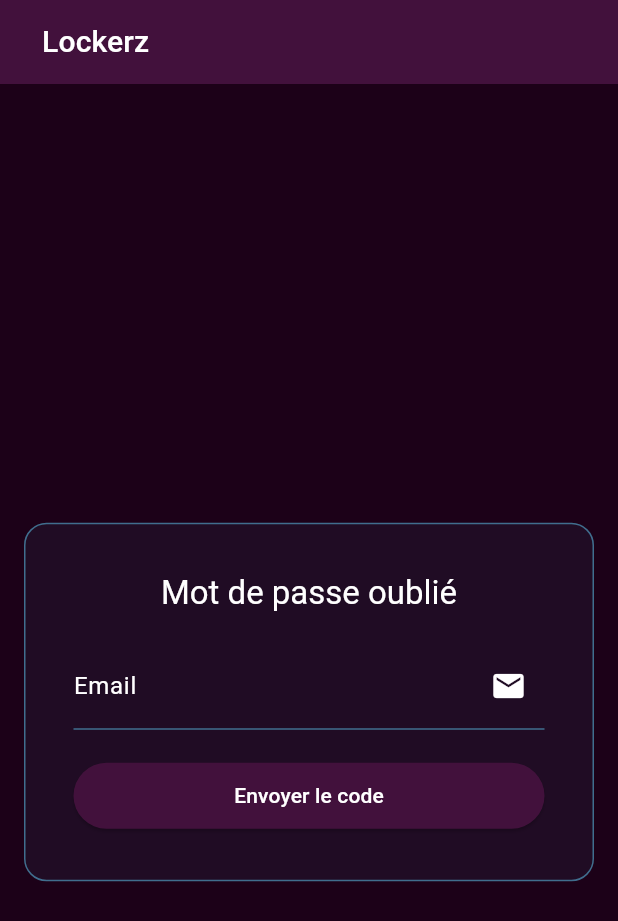
After one commit to HugoM38/lockerz, a Flutter app: the ForgotPasswordView screen opened directly, on a phone screen of 412 x 824 dp. The commit adds this screen. Shown: the top 921 px of the screen. Run offline on Flutter 3.47's test engine with Material 3 defaults, Android fonts, the phone set to English and light mode, and no system bars; our stand-ins replace fluttertoast, shared_preferences; accounts and stored records are empty.

Commit message:
feat: add forgot password page

```diff
--- /dev/null
+++ b/lib/controllers/forgot_password_controller.dart
@@ -0,0 +1,112 @@
+import 'dart:async';
+import 'dart:convert';
+
+import 'package:flutter/material.dart';
+import 'package:lockerz/services/user_service.dart';
+import 'package:lockerz/utils/shared_prefs.dart';
+import 'package:lockerz/views/shared/snackbar.dart';
+
+class ForgotPasswordController {
+  final TextEditingController emailController = TextEditingController();
+  final TextEditingController codeController = TextEditingController();
+  final TextEditingController passwordController = TextEditingController();
+
+  final ValueNotifier<bool> isLoading = ValueNotifier<bool>(false);
+  final ValueNotifier<bool> isCodeSent = ValueNotifier<bool>(false);
+  final ValueNotifier<int> resendCooldown = ValueNotifier<int>(0);
+  final ValueNotifier<bool> isResendDisabled = ValueNotifier<bool>(false);
+
+  final UserService _userService = UserService();
+  Timer? _timer;
+
+  void dispose() {
+    emailController.dispose();
+    codeController.dispose();
+    passwordController.dispose();
+    isLoading.dispose();
+    isCodeSent.dispose();
+    resendCooldown.dispose();
+    isResendDisabled.dispose();
+    _timer?.cancel();
+  }
+
+  Future<void> sendCode(BuildContext context) async {
+    final email = emailController.text;
+
+    if (email.isEmpty) {
+      showCustomSnackBar(context, 'Veuillez saisir votre email');
+      return;
+    }
+
+    if (!email.contains('@') || !email.endsWith("@myges.fr")) {
+      showCustomSnackBar(context, 'Veuillez saisir un email valide de l\'école finissant par "myges.fr"');
+      return;
+    }
+
+    isLoading.value = true;
+    final response = await _userService.forgotPassword(email);
+    isLoading.value = false;
+
+    if (response.statusCode == 200) {
+      isCodeSent.value = true;
+      startResendCooldown();
+      showCustomSnackBar(context, 'Code de vérification envoyé.');
+    } else {
+      showCustomSnackBar(context, 'Erreur lors de l\'envoi du code.');
+    }
+  }
+
+  Future<void> resetPassword(BuildContext context) async {
+    final email = emailController.text;
+    final code = codeController.text;
+    final newPassword = passwordController.text;
+
+    if (code.isEmpty || newPassword.isEmpty) {
+      showCustomSnackBar(context, 'Veuillez remplir tous les champs');
+      return;
+    }
+
+    if (RegExp(r'^(?=.*[A-Z])(?=.*\d).{8,}$').hasMatch(newPassword) == false) {
+      showCustomSnackBar(context, 'Le mot de passe doit contenir au moins 8 caractères, une majuscule et un chiffre');
+      return;
+    }
+
+    isLoading.value = true;
+    final response = await _userService.resetPassword(email, code, newPassword);
+    isLoading.value = false;
+
+    if (response.statusCode == 200) {
+      final responseData = jsonDecode(response.body);
+      final token = responseData['token'];
+      final user = responseData['user'];
+
+      await SharedPrefs.saveAuthToken(token);
+      await SharedPrefs.saveUserInformation(jsonEncode(user));
+
+      showCustomSnackBar(context, 'Mot de passe réinitialisé avec succès.');
+
+      if (context.mounted) {
+        if (user['role'] == 'admin') {
+          Navigator.of(context).pushReplacementNamed('/admin-home');
+        } else {
+          Navigator.of(context).pushReplacementNamed('/home');
+        }
+      }
+    } else {
+      showCustomSnackBar(context, 'Erreur lors de la réinitialisation du mot de passe.');
+    }
+  }
+
+  void startResendCooldown() {
+    resendCooldown.value = 60;
+    isResendDisabled.value = true;
+
+    _timer = Timer.periodic(const Duration(seconds: 1), (timer) {
+      resendCooldown.value -= 1;
+      if (resendCooldown.value == 0) {
+        timer.cancel();
+        isResendDisabled.value = false;
+      }
+    });
+  }
+}
--- a/lib/services/auth_service.dart
+++ b/lib/services/auth_service.dart
@@ -15,7 +15,6 @@ class AuthService {
     if (response.statusCode == 200) {
       final responseData = jsonDecode(response.body);
       final token = responseData['token'];
-
       final user = responseData['user'];
 
       await SharedPrefs.saveAuthToken(token);
@@ -24,8 +23,7 @@ class AuthService {
     return response;
   }
 
-  Future<http.Response> register(
-      String firstname, String lastname, String email, String password) async {
+  Future<http.Response> register(String firstname, String lastname, String email, String password) async {
     final response = await http.post(
       Uri.parse('$baseUrl/signup'),
       headers: {'Content-Type': 'application/json'},
@@ -65,7 +63,6 @@ class AuthService {
     );
 
     if (response.statusCode == 200) {
-
       final responseData = jsonDecode(response.body);
       final token = responseData['token'];
       await SharedPrefs.saveAuthToken(token);
--- a/lib/services/user_service.dart
+++ b/lib/services/user_service.dart
@@ -121,4 +121,26 @@ class UserService {
       throw Exception(e.toString());
     }
   }
+
+  Future<http.Response> forgotPassword(String email) async {
+    final response = await http.post(
+      Uri.parse('$baseUrl/forgotPassword'),
+      headers: {'Content-Type': 'application/json'},
+      body: jsonEncode({'email': email}),
+    );
+    return response;
+  }
+
+  Future<http.Response> resetPassword(String email, String code, String newPassword) async {
+    final response = await http.post(
+      Uri.parse('$baseUrl/resetPassword'),
+      headers: {'Content-Type': 'application/json'},
+      body: jsonEncode({
+        'email': email,
+        'code': code,
+        'newPassword': newPassword,
+      }),
+    );
+    return response;
+  }
 }
--- /dev/null
+++ b/lib/views/auth/forgot_password_view.dart
@@ -0,0 +1,219 @@
+import 'dart:ui';
+import 'package:flutter/material.dart';
+import 'package:lockerz/controllers/forgot_password_controller.dart';
+import 'package:lockerz/views/shared/navbar.dart';
+
+class ForgotPasswordView extends StatefulWidget {
+  const ForgotPasswordView({super.key});
+
+  @override
+  State<ForgotPasswordView> createState() => _ForgotPasswordViewState();
+}
+
+class _ForgotPasswordViewState extends State<ForgotPasswordView> {
+  final ForgotPasswordController _controller = ForgotPasswordController();
+
+  @override
+  void dispose() {
+    _controller.dispose();
+    super.dispose();
+  }
+
+  @override
+  Widget build(BuildContext context) {
+    return Scaffold(
+      appBar: const NavBar(),
+      backgroundColor: Theme.of(context).colorScheme.surface,
+      body: SingleChildScrollView(
+        child: ConstrainedBox(
+          constraints: BoxConstraints(
+            minHeight: MediaQuery.of(context).size.height,
+          ),
+          child: Center(
+            child: Padding(
+              padding: const EdgeInsets.all(16.0),
+              child: LayoutBuilder(
+                builder: (BuildContext context, BoxConstraints constraints) {
+                  double maxWidth = constraints.maxWidth < 400 ? constraints.maxWidth : 400;
+                  return Column(
+                    mainAxisAlignment: MainAxisAlignment.center,
+                    children: [
+                      SizedBox(
+                        width: maxWidth,
+                        child: ValueListenableBuilder<bool>(
+                          valueListenable: _controller.isCodeSent,
+                          builder: (context, isCodeSent, child) {
+                            return buildForgotPasswordForm(context, isCodeSent);
+                          },
+                        ),
+                      ),
+                    ],
+                  );
+                },
+              ),
+            ),
+          ),
+        ),
+      ),
+    );
+  }
+
+  Widget buildForgotPasswordForm(BuildContext context, bool isCodeSent) {
+    return Container(
+      padding: const EdgeInsets.all(16),
+      decoration: BoxDecoration(
+        border: Border.all(color: Theme.of(context).colorScheme.primary),
+        borderRadius: BorderRadius.circular(15),
+        color: Theme.of(context).colorScheme.primary.withOpacity(0.1),
+      ),
+      child: ClipRRect(
+        borderRadius: BorderRadius.circular(15),
+        child: BackdropFilter(
+          filter: ImageFilter.blur(sigmaX: 5, sigmaY: 5),
+          child: Padding(
+            padding: const EdgeInsets.all(16),
+            child: Column(
+              crossAxisAlignment: CrossAxisAlignment.start,
+              children: [
+                Center(
+                  child: Text(
+                    'Mot de passe oublié',
+                    style: Theme.of(context).textTheme.titleLarge!.copyWith(
+                          color: Theme.of(context).colorScheme.onPrimary,
+                        ),
+                  ),
+                ),
+                const SizedBox(height: 20),
+                if (!isCodeSent) ...[
+                  buildEmailField(context),
+                  const SizedBox(height: 20),
+                  buildSendCodeButton(context),
+                ] else ...[
+                  buildCodeField(context),
+                  const SizedBox(height: 20),
+                  buildNewPasswordField(context),
+                  const SizedBox(height: 20),
+                  buildResetPasswordButton(context),
+                ],
+              ],
+            ),
+          ),
+        ),
+      ),
+    );
+  }
+
+  Widget buildEmailField(BuildContext context) {
+    return Container(
+      decoration: BoxDecoration(
+        border: Border(bottom: BorderSide(color: Theme.of(context).colorScheme.primary)),
+      ),
+      child: TextFormField(
+        controller: _controller.emailController,
+        keyboardType: TextInputType.emailAddress,
+        style: TextStyle(color: Theme.of(context).textTheme.bodyLarge!.color),
+        decoration: InputDecoration(
+          labelText: 'Email',
+          suffixIcon: Icon(Icons.email, color: Theme.of(context).textTheme.bodyLarge!.color),
+          border: InputBorder.none,
+        ),
+      ),
+    );
+  }
+
+  Widget buildCodeField(BuildContext context) {
+    return Container(
+      decoration: BoxDecoration(
+        border: Border(bottom: BorderSide(color: Theme.of(context).colorScheme.primary)),
+      ),
+      child: TextFormField(
+        controller: _controller.codeController,
+        keyboardType: TextInputType.number,
+        maxLength: 6,
+        style: TextStyle(color: Theme.of(context).textTheme.bodyLarge!.color),
+        decoration: InputDecoration(
+          labelText: 'Code de vérification',
+          suffixIcon: Icon(Icons.code, color: Theme.of(context).textTheme.bodyLarge!.color),
+          border: InputBorder.none,
+          counterText: '',
+        ),
+      ),
+    );
+  }
+
+  Widget buildNewPasswordField(BuildContext context) {
+    return Container(
+      decoration: BoxDecoration(
+        border: Border(bottom: BorderSide(color: Theme.of(context).colorScheme.primary)),
+      ),
+      child: TextFormField(
+        controller: _controller.passwordController,
+        obscureText: true,
+        style: TextStyle(color: Theme.of(context).textTheme.bodyLarge!.color),
+        decoration: InputDecoration(
+          labelText: 'Nouveau mot de passe',
+          suffixIcon: Icon(Icons.lock, color: Theme.of(context).textTheme.bodyLarge!.color),
+          border: InputBorder.none,
+        ),
+      ),
+    );
+  }
+
+  Widget buildSendCodeButton(BuildContext context) {
+    return ValueListenableBuilder<bool>(
+      valueListenable: _controller.isLoading,
+      builder: (context, isLoading, child) {
+        return SizedBox(
+          width: double.infinity,
+          child: ElevatedButton(
+            style: ElevatedButton.styleFrom(
+              foregroundColor: Theme.of(context).colorScheme.onSecondary,
+              backgroundColor: Theme.of(context).colorScheme.secondary,
+              shape: RoundedRectangleBorder(
+                borderRadius: BorderRadius.circular(30),
+              ),
+            ),
+            onPressed: isLoading ? null : () => _controller.sendCode(context),
+            child: isLoading
+                ? const CircularProgressIndicator(
+                    valueColor: AlwaysStoppedAnimation<Color>(Colors.white),
+                  )
+                : const Padding(
+                    padding: EdgeInsets.symmetric(vertical: 12),
+                    child: Text('Envoyer le code'),
+                  ),
+          ),
+        );
+      },
+    );
+  }
+
+  Widget buildResetPasswordButton(BuildContext context) {
+    return ValueListenableBuilder<bool>(
+      valueListenable: _controller.isLoading,
+      builder: (context, isLoading, child) {
+        return SizedBox(
+          width: double.infinity,
+          child: ElevatedButton(
+            style: ElevatedButton.styleFrom(
+              foregroundColor: Theme.of(context).colorScheme.onSecondary,
+              backgroundColor: Theme.of(context).colorScheme.secondary,
+              shape: RoundedRectangleBorder(
+                borderRadius: BorderRadius.circular(30),
+              ),
+            ),
+            onPressed: isLoading ? null : () => _controller.resetPassword(context),
+            child: isLoading
+                ? const CircularProgressIndicator(
+                    valueColor: AlwaysStoppedAnimation<Color>(Colors.white),
+                  )
+                : const Padding(
+                    padding: EdgeInsets.symmetric(vertical: 12),
+                    child: Text('Réinitialiser le mot de passe'),
+                  ),
+          ),
+        );
+      },
+    );
+  }
+}
--- a/lib/views/auth/signup_view.dart
+++ b/lib/views/auth/signup_view.dart
@@ -2,7 +2,6 @@ import 'dart:ui';
 import 'package:flutter/material.dart';
 import 'package:lockerz/views/shared/navbar.dart';
 import '../../controllers/signup_controller.dart';
-import 'login_view.dart';
 
 class SignupView extends StatefulWidget {
   const SignupView({super.key});
```
Also changed, not shown: lib/views/auth/login_view.dart (+38 -6 lines).
